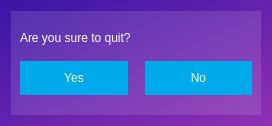
First picture: the form in memority/ui/submit_exit.ui, repository Memority/memority, before the edit.
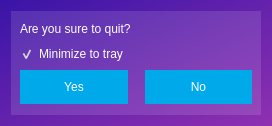
Second picture: the form after the edit. Icons and pictures are not drawn.

Commit message: Checkbox for minimizing to tray

Patch:
```diff
--- a/memority/ui/submit_exit.ui
+++ b/memority/ui/submit_exit.ui
@@ -99,6 +99,19 @@
         </property>
        </spacer>
       </item>
+      <item>
+       <widget class="QCheckBox" name="minimize_to_tray_cb">
+        <property name="styleSheet">
+         <string notr="true">background: rgba(255,255,255, 0)</string>
+        </property>
+        <property name="text">
+         <string>Minimize to tray</string>
+        </property>
+        <property name="checked">
+         <bool>true</bool>
+        </property>
+       </widget>
+      </item>
       <item>
        <layout class="QHBoxLayout" name="horizontalLayout">
         <property name="spacing">
```
The commit also changes 1 other file.
